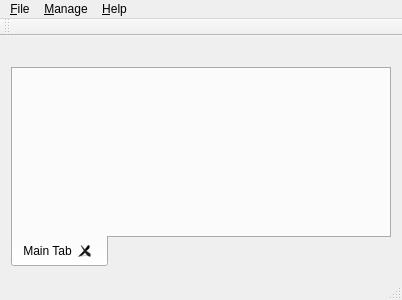
This is mainwindow.ui in Tsibyonix/VisitationManagementTool as Qt 5 draws it before an edit. The edited form follows.
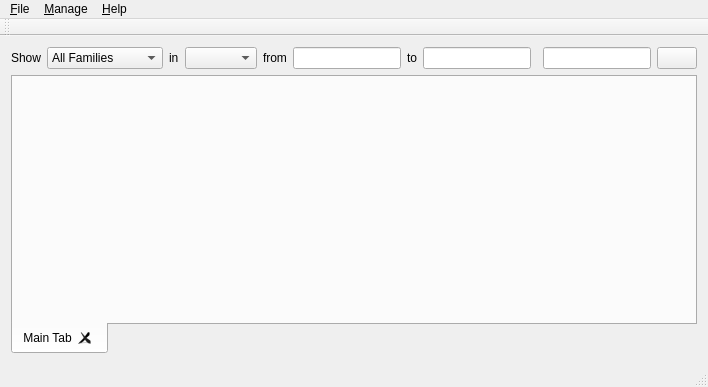
This is the edited form.

Diff of the .ui file:
```diff
--- a/mainwindow.ui
+++ b/mainwindow.ui
@@ -6,8 +6,8 @@
    <rect>
     <x>0</x>
     <y>0</y>
-    <width>402</width>
-    <height>300</height>
+    <width>708</width>
+    <height>387</height>
    </rect>
   </property>
   <property name="windowTitle">
@@ -16,17 +16,122 @@
   <widget class="QWidget" name="centralWidget">
    <layout class="QVBoxLayout" name="verticalLayout">
     <item>
-     <spacer name="horizontalSpacer">
-      <property name="orientation">
-       <enum>Qt::Horizontal</enum>
-      </property>
-      <property name="sizeHint" stdset="0">
-       <size>
-        <width>40</width>
-        <height>20</height>
-       </size>
-      </property>
-     </spacer>
+     <layout class="QHBoxLayout" name="horizontalLayout">
+      <item>
+       <widget class="QLabel" name="label">
+        <property name="text">
+         <string>Show</string>
+        </property>
+       </widget>
+      </item>
+      <item>
+       <widget class="QComboBox" name="comboBox">
+        <property name="sizePolicy">
+         <sizepolicy hsizetype="Fixed" vsizetype="Fixed">
+          <horstretch>0</horstretch>
+          <verstretch>0</verstretch>
+         </sizepolicy>
+        </property>
+        <item>
+         <property name="text">
+          <string>All Families</string>
+         </property>
+        </item>
+        <item>
+         <property name="text">
+          <string>Visited Families</string>
+         </property>
+        </item>
+       </widget>
+      </item>
+      <item>
+       <widget class="QLabel" name="label_2">
+        <property name="text">
+         <string>in</string>
+        </property>
+       </widget>
+      </item>
+      <item>
+       <widget class="QComboBox" name="cellComboBox">
+        <property name="sizePolicy">
+         <sizepolicy hsizetype="Fixed" vsizetype="Fixed">
+          <horstretch>0</horstretch>
+          <verstretch>0</verstretch>
+         </sizepolicy>
+        </property>
+       </widget>
+      </item>
+      <item>
+       <widget class="QLabel" name="label_3">
+        <property name="text">
+         <string>from</string>
+        </property>
+       </widget>
+      </item>
+      <item>
+       <widget class="QLineEdit" name="fromDateEdit">
+        <property name="sizePolicy">
+         <sizepolicy hsizetype="Fixed" vsizetype="Fixed">
+          <horstretch>0</horstretch>
+          <verstretch>0</verstretch>
+         </sizepolicy>
+        </property>
+       </widget>
+      </item>
+      <item>
+       <widget class="QLabel" name="label_4">
+        <property name="text">
+         <string>to</string>
+        </property>
+       </widget>
+      </item>
+      <item>
+       <widget class="QLineEdit" name="toDateEdit">
+        <property name="sizePolicy">
+         <sizepolicy hsizetype="Fixed" vsizetype="Fixed">
+          <horstretch>0</horstretch>
+          <verstretch>0</verstretch>
+         </sizepolicy>
+        </property>
+       </widget>
+      </item>
+      <item>
+       <spacer name="horizontalSpacer">
+        <property name="orientation">
+         <enum>Qt::Horizontal</enum>
+        </property>
+        <property name="sizeHint" stdset="0">
+         <size>
+          <width>40</width>
+          <height>20</height>
+         </size>
+        </property>
+       </spacer>
+      </item>
+      <item>
+       <widget class="QLineEdit" name="searchEdit">
+        <property name="sizePolicy">
+         <sizepolicy hsizetype="Fixed" vsizetype="Fixed">
+          <horstretch>0</horstretch>
+          <verstretch>0</verstretch>
+         </sizepolicy>
+        </property>
+       </widget>
+      </item>
+      <item>
+       <widget class="QPushButton" name="searchButton">
+        <property name="sizePolicy">
+         <sizepolicy hsizetype="Preferred" vsizetype="Fixed">
+          <horstretch>0</horstretch>
+          <verstretch>0</verstretch>
+         </sizepolicy>
+        </property>
+        <property name="text">
+         <string/>
+        </property>
+       </widget>
+      </item>
+     </layout>
     </item>
     <item>
      <widget class="QTabWidget" name="tabWidget">
@@ -59,7 +164,7 @@
     <rect>
      <x>0</x>
      <y>0</y>
-     <width>402</width>
+     <width>708</width>
      <height>21</height>
     </rect>
    </property>
```
Left out of the diff: 5 changed lines with no effect on the pictures.
